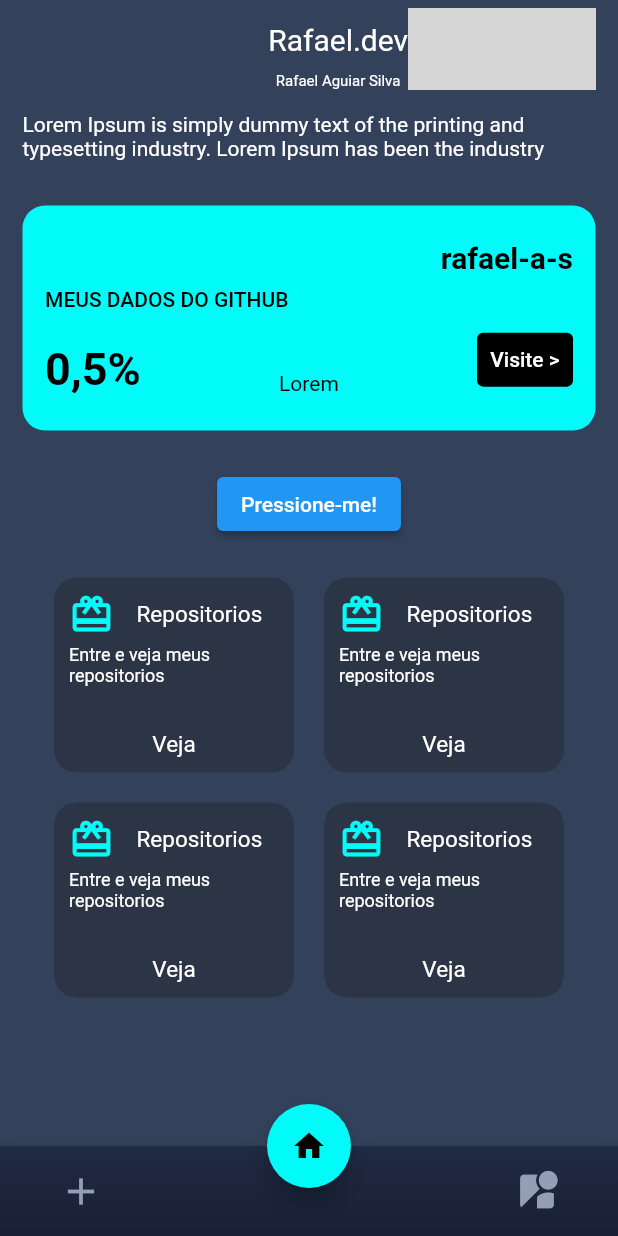
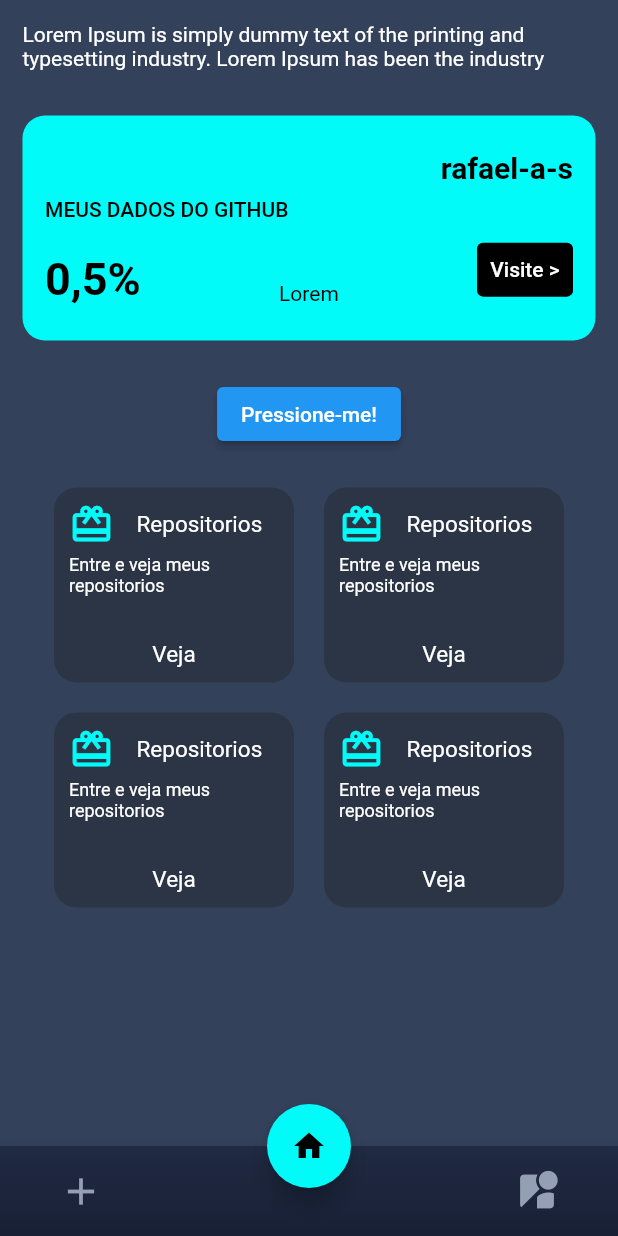
Before and after one commit to rafael-a-s/clean_arquiteture, a Flutter app: the screen it shows after launch, on a phone screen of 412 x 824 dp. Run offline on Flutter 3.47's test engine with Material 2 defaults, Android fonts, the phone set to English and light mode, and no system bars; our stand-ins replace dartz, equatable, flutter_dotenv, flutter_modular, flutter_triple and 1 more; missing offline and left inert: dart:ffi; grey boxes are pictures that could not be loaded.

Commit message:
fix: muda layout, remove app bar, muito estranho

```diff
--- a/lib/features/presenter/pages/base_widget.dart
+++ b/lib/features/presenter/pages/base_widget.dart
@@ -22,8 +22,13 @@ class BaseWidget extends StatelessWidget {
       floatingActionButtonLocation: FloatingActionButtonLocation.centerDocked,
       body: Column(
         children: [
-          const AppBarDefault(),
-          Expanded(child: child),
+          Expanded(
+            child: Container(
+              padding: EdgeInsets.only(top: MediaQuery.of(context).padding.top),
+              child: child,
+            ),
+          ),
+
         ],
       ),
     );
--- a/lib/features/presenter/widgets/appbar/app_bar.dart
+++ b/lib/features/presenter/widgets/appbar/app_bar.dart
@@ -8,17 +8,14 @@ class AppBarDefault extends StatelessWidget {
   @override
   Widget build(BuildContext context) {
     return Container(
-      padding: EdgeInsets.only(right: 15, top: 5, left: 15),
+      padding: EdgeInsets.only(top: MediaQuery.of(context).padding.top),
       width: double.maxFinite,
-      height: 60,
+      height: 100,
       child: Row(
         mainAxisAlignment: MainAxisAlignment.end,
         children: <Widget>[
           Column(
             children: const <Widget>[
-              SizedBox(
-                height: 10,
-              ),
               Text(
                 'Rafael.dev',
                 style: TextStyle(fontSize: 20),
```
